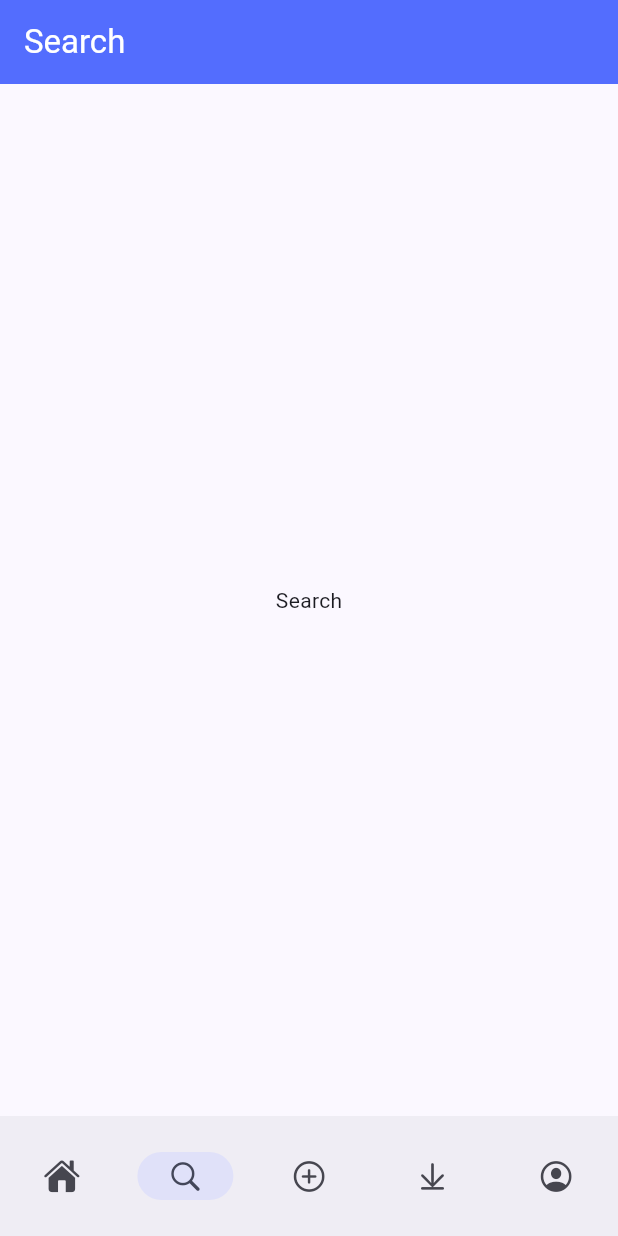
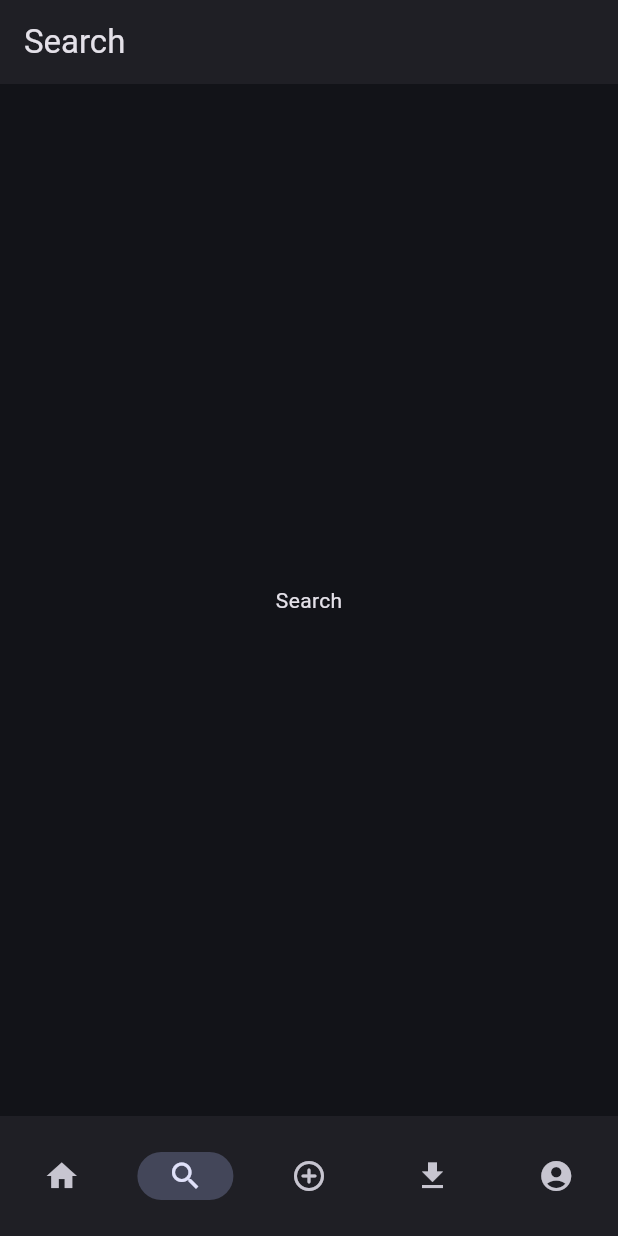
Before and after one commit to rescalon34/movies_mobile_app_flutter, a Flutter app: the screen it shows after launch, item 2 of the bottom bar chosen, on a phone screen of 412 x 824 dp. Run offline on Flutter 3.47's test engine with Material 3 defaults, Android fonts, the phone set to English and light mode, and no system bars; our stand-ins replace dio, equatable, flutter_bloc, get_it, retrofit; generated files the repository leaves out were written again.

Commit message:
💄 develop - adapt UI to use MaterialTheme 3 colors

```diff
--- a/lib/main.dart
+++ b/lib/main.dart
@@ -17,7 +17,10 @@ class MyApp extends StatelessWidget {
         title: 'Home',
         debugShowCheckedModeBanner: false,
         theme: ThemeData(
-          colorScheme: ColorScheme.fromSeed(seedColor: Colors.indigoAccent),
+          colorScheme: ColorScheme.fromSeed(
+            seedColor: Colors.indigo,
+            brightness: Brightness.dark,
+          ),
           useMaterial3: true,
         ),
         home: const MainPageContent());
--- a/lib/presentation/components/custom_appbar.dart
+++ b/lib/presentation/components/custom_appbar.dart
@@ -39,10 +39,12 @@ class CustomAppBar extends StatelessWidget implements PreferredSizeWidget {
     return AppBar(
       title: Text(
         title,
-        style: const TextStyle(color: Colors.white),
+        style: TextStyle(
+          color: Theme.of(context).colorScheme.onSurface,
+        ),
       ),
       centerTitle: centerTitle,
-      backgroundColor: Colors.indigoAccent,
+      backgroundColor: Theme.of(context).colorScheme.surfaceContainer,
       leading: leadingIcon,
       actions: actions,
     );
--- a/lib/presentation/components/elevated_large_button.dart
+++ b/lib/presentation/components/elevated_large_button.dart
@@ -16,8 +16,8 @@ class ElevatedLargeButton extends StatelessWidget {
         textStyle: const TextStyle(
           fontSize: 16,
         ),
-        backgroundColor: Colors.deepPurpleAccent,
-        foregroundColor: Colors.white,
+        backgroundColor: Theme.of(context).colorScheme.primary,
+        foregroundColor: Theme.of(context).colorScheme.onPrimary,
         shape: const RoundedRectangleBorder(
           borderRadius: BorderRadius.all(
             Radius.circular(8),
--- a/lib/presentation/components/movie_item.dart
+++ b/lib/presentation/components/movie_item.dart
@@ -23,7 +23,7 @@ class MovieItem extends StatelessWidget {
           ClipRRect(
             borderRadius: BorderRadius.circular(16.0),
             child: Container(
-              color: Colors.grey,
+              color: Theme.of(context).colorScheme.surfaceBright,
               height: 260,
               child: movie.imageUrl != null
                   ? Image.network(
@@ -46,8 +46,8 @@ class MovieItem extends StatelessWidget {
           ),
           Text(
             movie.title ?? "",
-            style: const TextStyle(
-              color: Colors.black,
+            style: TextStyle(
+              color: Theme.of(context).colorScheme.onSurface,
               overflow: TextOverflow.ellipsis,
               fontWeight: FontWeight.bold,
             ),
--- a/lib/presentation/main/main_page_content.dart
+++ b/lib/presentation/main/main_page_content.dart
@@ -35,7 +35,7 @@ class _MainPageContentState extends State<MainPageContent> {
       },
       destinations: BottomNavigationItems.navigationItems
           .map((entry) => NavigationDestination(
-                icon: Icon(entry.cupertino),
+                icon: Icon(entry.material),
                 label: entry.label,
               ))
           .toList(),
```
Also changed, not shown: lib/presentation/components/error_message_view.dart (+15 -10 lines), lib/presentation/pages/watchlist/watchlist_page.dart (+4 -4 lines).
